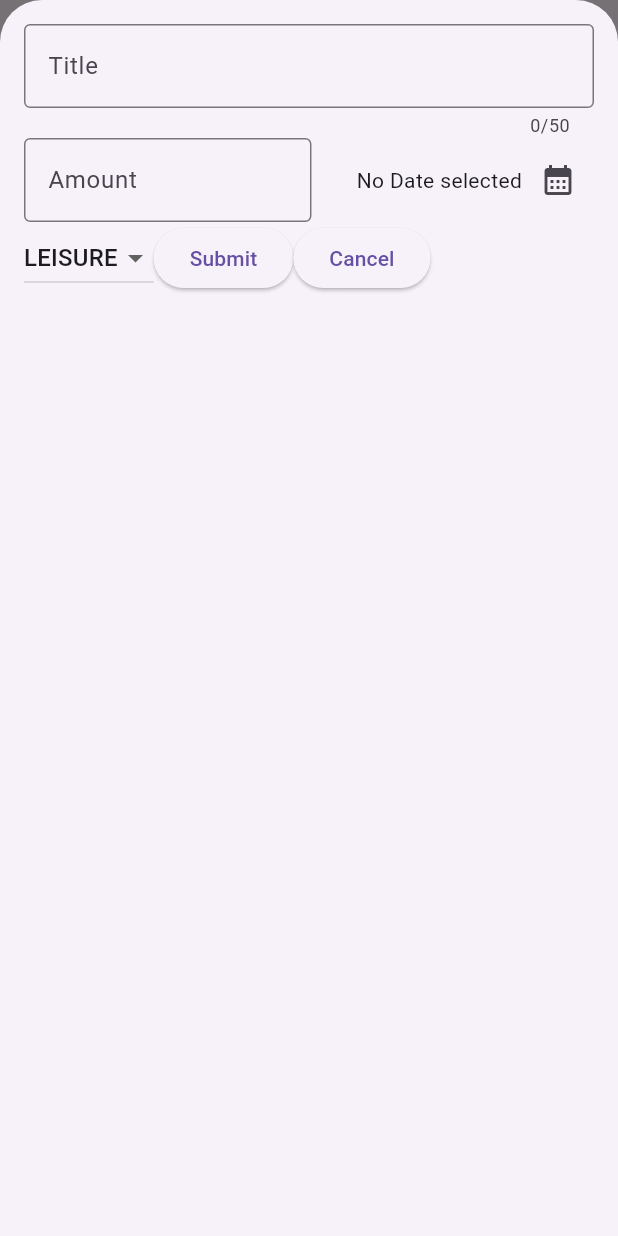
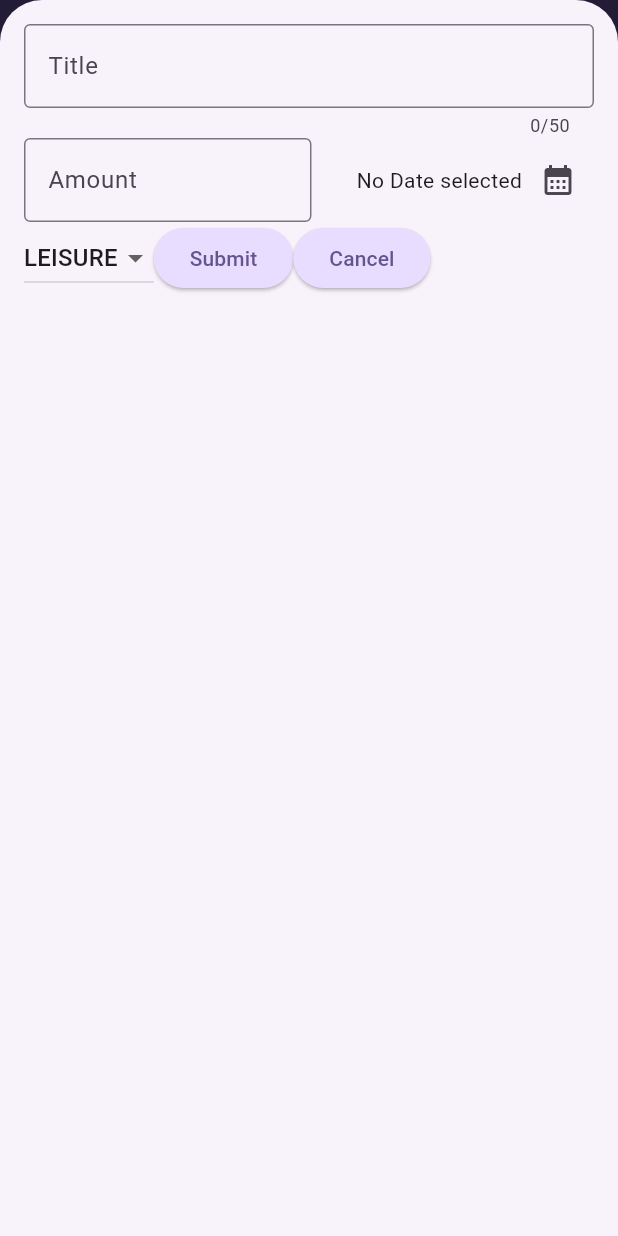
Before and after one commit to ebrahimmorkas/flutter_expense_tracker, a Flutter app: the screen it shows after launch, after a tap on the "add" icon, on a phone screen of 412 x 824 dp. Run offline on Flutter 3.47's test engine with Material 3 defaults, Android fonts, the phone set to English and light mode, and no system bars.

Commit message:
Basic styling done of the app with the help of theme

```diff
--- a/lib/expense_card.dart
+++ b/lib/expense_card.dart
@@ -32,14 +32,23 @@ class _ExpenseCardState extends State<ExpenseCard> {
     return ListView.builder(
       itemBuilder: (context, index) {
         return Dismissible(
+            background: Container(
+              color: Theme.of(context).colorScheme.error,
+              margin: EdgeInsets.symmetric(
+                  horizontal: Theme.of(context).cardTheme.margin!.horizontal),
+            ),
             key: ValueKey(widget.expensesList[index].id),
             onDismissed: (direction) {
               widget.removeExpense(widget.expensesList[index]);
             },
             child: Card(
                 child: Column(
+              crossAxisAlignment: CrossAxisAlignment.start,
               children: [
-                Text(widget.expensesList[index].title),
+                Text(
+                  widget.expensesList[index].title,
+                  style: Theme.of(context).textTheme.titleLarge,
+                ),
                 Row(
                   children: [
                     Text(widget.expensesList[index].amount.toString()),
--- a/lib/expenses_screen.dart
+++ b/lib/expenses_screen.dart
@@ -56,7 +56,7 @@ class _ExpensesScreenState extends State<ExpensesScreen> {
   @override
   Widget build(BuildContext context) {
     return Scaffold(
-      appBar: AppBar(actions: [
+      appBar: AppBar(title: Text("Flutter Expense App"), actions: [
         IconButton(
           onPressed: () {
             showModalBottomSheet(
--- a/lib/main.dart
+++ b/lib/main.dart
@@ -1,11 +1,38 @@
 import 'package:expense_tracker/expenses_screen.dart';
 import 'package:flutter/material.dart';
+
+var kColorScheme = ColorScheme.fromSeed(
+  seedColor: Color.fromARGB(255, 96, 59, 181),
+);
 
 void main() {
   runApp(
     MaterialApp(
       debugShowCheckedModeBanner: false,
       home: ExpensesScreen(),
+      theme: ThemeData().copyWith(
+          colorScheme: kColorScheme,
+          appBarTheme: AppBarTheme().copyWith(
+            backgroundColor: kColorScheme.onPrimaryContainer,
+            foregroundColor: kColorScheme.primaryContainer,
+          ),
+          cardTheme: CardTheme().copyWith(
+              color: kColorScheme.secondaryContainer,
+              margin: EdgeInsets.symmetric(
+                horizontal: 16,
+                vertical: 8,
+              )),
+          elevatedButtonTheme: ElevatedButtonThemeData(
+            style: ElevatedButton.styleFrom(
+              backgroundColor: kColorScheme.primaryContainer,
+            ),
+          ),
+          textTheme: ThemeData().textTheme.copyWith(
+                  titleLarge: TextStyle(
+                fontWeight: FontWeight.normal,
+                color: kColorScheme.onSecondaryContainer,
+                fontSize: 14,
+              ))),
     ),
   );
 }
```
